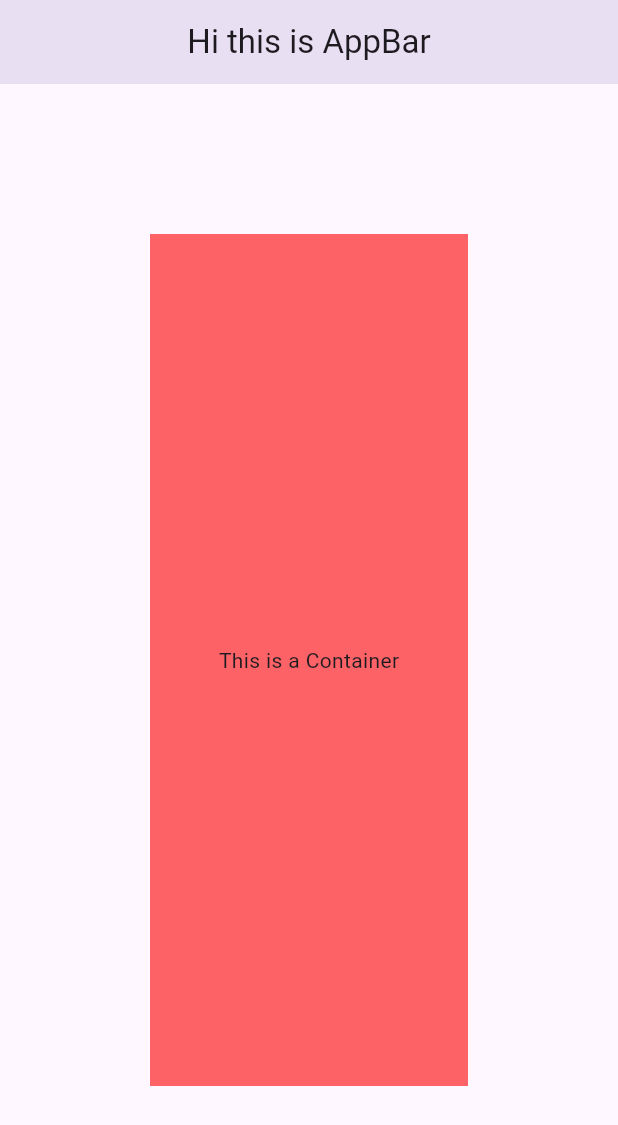
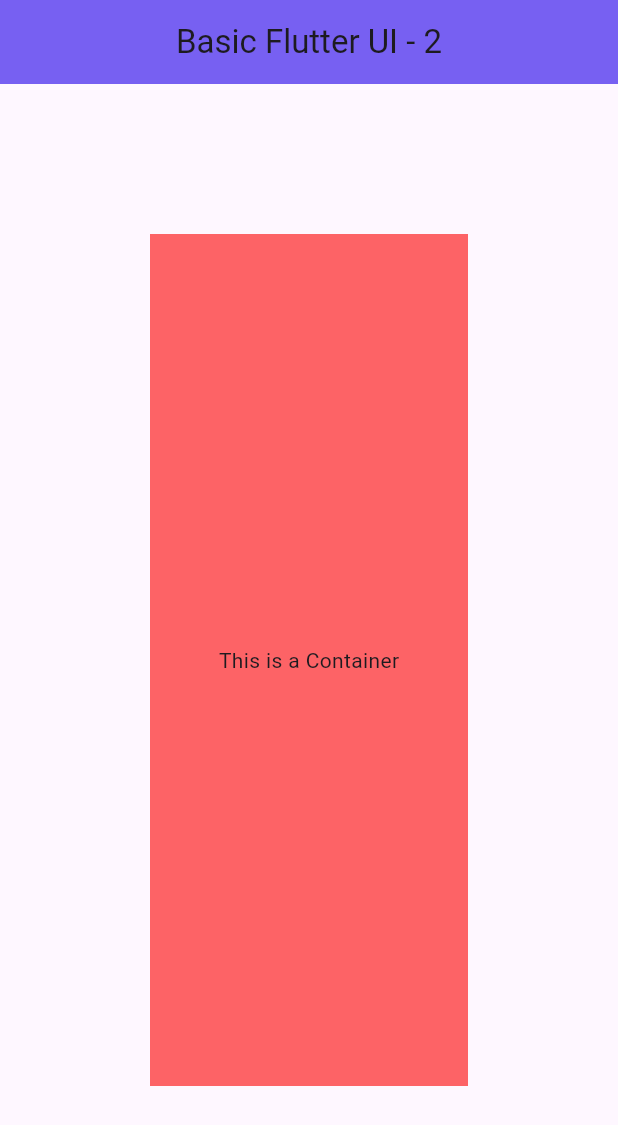
Before and after one commit to MahirTanzim/flutter_application_2, a Flutter app: the screen it shows after launch, on a phone screen of 412 x 824 dp. Shown: the top 1125 px of the screen. Run offline on Flutter 3.47's test engine with Material 3 defaults, Android fonts, the phone set to English and light mode, and no system bars.

Commit message:
changed color

```diff
--- a/lib/main.dart
+++ b/lib/main.dart
@@ -9,22 +9,23 @@ class LabClass05 extends StatelessWidget{
   @override
   Widget build(BuildContext context){
     return MaterialApp(
-      title : "Hi",
+      title : "Basic Flutter UI - 02",
       home: Scaffold(
         appBar: AppBar(
 
-          title: Text("Hi this is AppBar"),
+          title: Text("Basic Flutter UI - 2"),
           centerTitle: true,
+          backgroundColor:  const Color.fromARGB(155, 36, 2, 254),
 
           elevation: 23,
         ),
         body: Container(
           alignment: Alignment.center,
-          child: Text("This is a Container"),
+
           color: const Color.fromARGB(155, 252, 3, 3),
           margin: EdgeInsets.all(100),
           padding: EdgeInsets.all(30),
-
+          child: Text("This is a Container"),
         )
       )
     );
```
